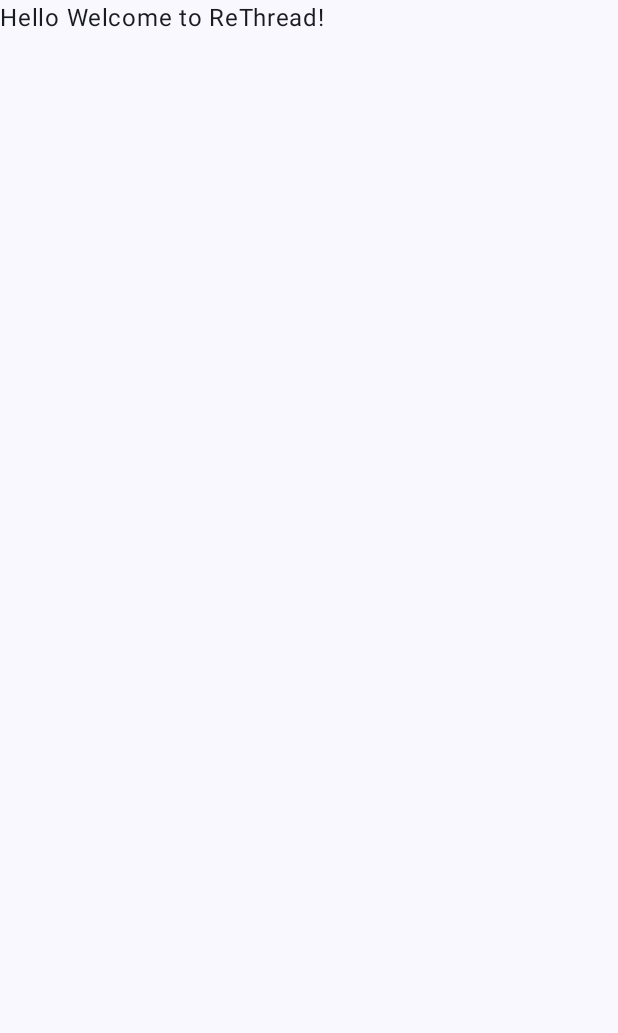
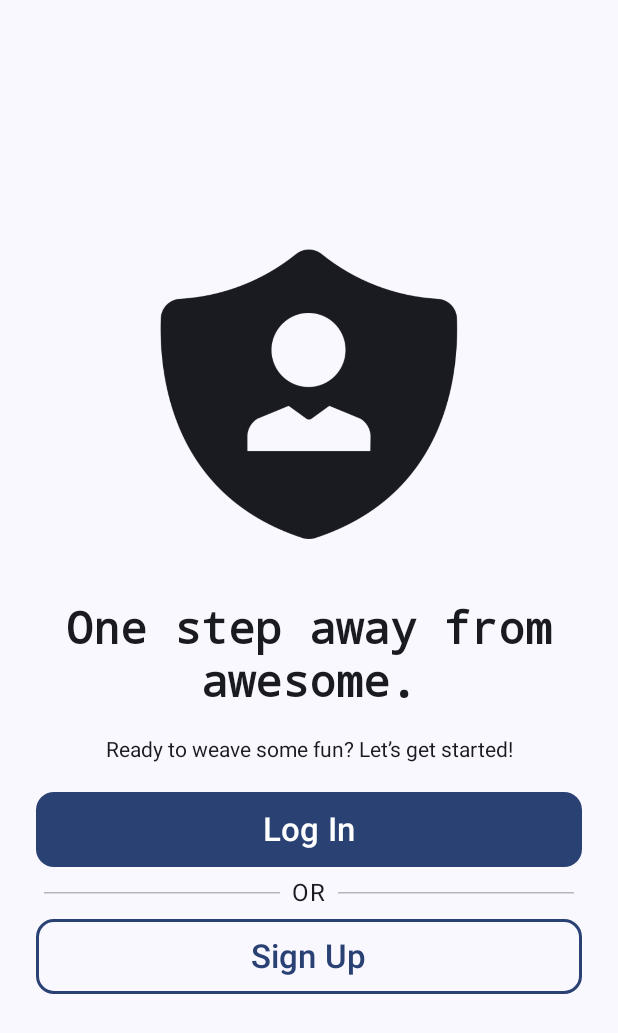
Before and after one commit to akshay-savaliya/ReThread, an Android app built with Jetpack Compose: the screen it shows after launch (MainActivity), on a phone screen of 412 x 824 dp. Before the commit the part shown is almost empty. Shown: the top 1033 px of the screen. Run offline under Robolectric (Android 15) with nearby library versions, the phone set to English and light mode, and no system bars.

Commit message:
feat: Implement navigation and auth screens
This commit introduces navigation functionality and the initial structure for authentication screens.

**Key Changes:**

*   **Navigation:**
    *   Added `NavGraph.kt` to define navigation routes and host.
    *   Defined `Routes.kt` for splash, auth, login, and register screens.
    *   Integrated `androidx.navigation:navigation-compose` dependency.
*   **Splash Screen:**
    *   Created `SplashScreen.kt` with a logo, text, and loading indicator.
    *   Includes animations for logo and text appearance.
    *   Navigates to the auth screen after a delay.
*   **Auth Screen:**
    *   Created `AuthScreen.kt` as the entry point for authentication.
    *   Displays a "profile authentication" icon and welcome messages.
    *   Provides "Log In" and "Sign Up" buttons that navigate to respective screens.
    *   Uses custom filled and outlined buttons.
    *   Includes a "DividerWithText" component.
*   **Login & Register Screens:**
    *   Created placeholder `LoginScreen.kt` and `RegisterScreen.kt`.
*   **Components:**
    *   Added `CustomButtons.kt` for reusable filled and outlined buttons with loading states.
    *   Added `DividerWithText.kt` for a horizontal divider with centered text.
*   **Assets:**
    *   Added `profile_authentication.png` and `splash_screen_banner.png`.
*   **Project Structure:**
    *   Moved `MainActivity.kt`, `Color.kt`, `Theme.kt`, and `Type.kt` into a `presentation` subpackage.
    *   Updated `AndroidManifest.xml` to reflect the `MainActivity` path change.

```diff
--- a/app/build.gradle.kts
+++ b/app/build.gradle.kts
@@ -56,4 +56,7 @@ dependencies {
     androidTestImplementation(libs.androidx.ui.test.junit4)
     debugImplementation(libs.androidx.ui.tooling)
     debugImplementation(libs.androidx.ui.test.manifest)
+
+    //    Navigation Compose
+    implementation(libs.androidx.navigation.compose)
 }
--- a/app/src/main/AndroidManifest.xml
+++ b/app/src/main/AndroidManifest.xml
@@ -13,7 +13,7 @@
         android:theme="@style/Theme.ReThread"
         tools:targetApi="31">
         <activity
-            android:name=".MainActivity"
+            android:name=".presentation.MainActivity"
             android:exported="true"
             android:label="@string/app_name"
             android:theme="@style/Theme.ReThread">
--- a/app/src/main/java/com/ags/rethread/MainActivity.kt
+++ b/app/src/main/java/com/ags/rethread/presentation/MainActivity.kt
@@ -1,4 +1,4 @@
-package com.ags.rethread
+package com.ags.rethread.presentation
 
 import android.os.Bundle
 import androidx.activity.ComponentActivity
@@ -7,11 +7,9 @@ import androidx.activity.enableEdgeToEdge
 import androidx.compose.foundation.layout.fillMaxSize
 import androidx.compose.foundation.layout.padding
 import androidx.compose.material3.Scaffold
-import androidx.compose.material3.Text
-import androidx.compose.runtime.Composable
 import androidx.compose.ui.Modifier
-import androidx.compose.ui.tooling.preview.Preview
-import com.ags.rethread.ui.theme.ReThreadTheme
+import com.ags.rethread.presentation.navigation.NavGraph
+import com.ags.rethread.presentation.theme.ReThreadTheme
 
 class MainActivity : ComponentActivity() {
     override fun onCreate(savedInstanceState: Bundle?) {
@@ -20,28 +18,9 @@ class MainActivity : ComponentActivity() {
         setContent {
             ReThreadTheme {
                 Scaffold(modifier = Modifier.fillMaxSize()) { innerPadding ->
-                    Greeting(
-                        name = "Welcome to ReThread",
-                        modifier = Modifier.padding(innerPadding)
-                    )
+                    NavGraph(modifier = Modifier.padding(innerPadding))
                 }
             }
         }
     }
 }
-
-@Composable
-fun Greeting(name: String, modifier: Modifier = Modifier) {
-    Text(
-        text = "Hello $name!",
-        modifier = modifier
-    )
-}
-
-@Preview(showBackground = true)
-@Composable
-fun GreetingPreview() {
-    ReThreadTheme {
-        Greeting("Welcome to ReThread")
-    }
-}
--- /dev/null
+++ b/app/src/main/java/com/ags/rethread/presentation/components/CustomButtons.kt
@@ -0,0 +1,94 @@
+package com.ags.rethread.presentation.components
+
+import androidx.compose.ui.graphics.Color
+import androidx.compose.foundation.BorderStroke
+import androidx.compose.foundation.layout.fillMaxWidth
+import androidx.compose.foundation.layout.height
+import androidx.compose.foundation.layout.size
+import androidx.compose.foundation.shape.RoundedCornerShape
+import androidx.compose.material3.Button
+import androidx.compose.material3.ButtonDefaults
+import androidx.compose.material3.CircularProgressIndicator
+import androidx.compose.material3.MaterialTheme
+import androidx.compose.material3.OutlinedButton
+import androidx.compose.material3.Text
+import androidx.compose.runtime.Composable
+import androidx.compose.ui.Modifier
+import androidx.compose.ui.text.font.FontWeight
+import androidx.compose.ui.unit.dp
+import androidx.compose.ui.unit.sp
+
+@Composable
+fun CustomFilledButton(
+    isLoading: Boolean,
+    text: String,
+    containerColor: Color = MaterialTheme.colorScheme.primary,
+    contentColor: Color = MaterialTheme.colorScheme.onPrimary,
+    onClick: () -> Unit
+) {
+    Button(
+        onClick = onClick,
+        enabled = !isLoading,
+        modifier = Modifier
+            .fillMaxWidth()
+            .height(50.dp),
+        shape = RoundedCornerShape(12.dp),
+        colors = ButtonDefaults.buttonColors(
+            containerColor = containerColor,
+            contentColor = contentColor,
+            disabledContainerColor = containerColor.copy(alpha = 0.6f),
+            disabledContentColor = contentColor.copy(alpha = 0.6f)
+        )
+    ) {
+        if (isLoading) {
+            CircularProgressIndicator(
+                color = contentColor,
+                strokeWidth = 2.dp,
+                modifier = Modifier.size(24.dp)
+            )
+        } else {
+            Text(
+                text = text,
+                fontSize = 22.sp,
+                fontWeight = FontWeight.SemiBold
+            )
+        }
+    }
+}
+
+@Composable
+fun CustomOutlinedButton(
+    isLoading: Boolean,
+    text: String,
+    borderColor: Color = MaterialTheme.colorScheme.primary,
+    contentColor: Color = MaterialTheme.colorScheme.primary,
+    onClick: () -> Unit
+) {
+    OutlinedButton(
+        onClick = onClick,
+        enabled = !isLoading,
+        modifier = Modifier
+            .fillMaxWidth()
+            .height(50.dp),
+        shape = RoundedCornerShape(12.dp),
+        border = BorderStroke(1.5.dp, borderColor),
+        colors = ButtonDefaults.outlinedButtonColors(
+            contentColor = contentColor,
+            disabledContentColor = contentColor.copy(alpha = 0.6f)
+        )
+    ) {
+        if (isLoading) {
+            CircularProgressIndicator(
+                color = contentColor,
+                strokeWidth = 2.dp,
+                modifier = Modifier.size(24.dp)
+            )
+        } else {
+            Text(
+                text = text,
+                fontSize = 22.sp,
+                fontWeight = FontWeight.SemiBold
+            )
+        }
+    }
+}
--- /dev/null
+++ b/app/src/main/java/com/ags/rethread/presentation/components/DividerWithText.kt
@@ -0,0 +1,38 @@
+package com.ags.rethread.presentation.components
+
+import androidx.compose.foundation.layout.Row
+import androidx.compose.foundation.layout.fillMaxWidth
+import androidx.compose.foundation.layout.padding
+import androidx.compose.material3.HorizontalDivider
+import androidx.compose.material3.MaterialTheme
+import androidx.compose.material3.Text
+import androidx.compose.runtime.Composable
+import androidx.compose.ui.Alignment
+import androidx.compose.ui.Modifier
+import androidx.compose.ui.unit.dp
+
+@Composable
+fun DividerWithText(
+    text: String
+) {
+    Row(
+        verticalAlignment = Alignment.CenterVertically,
+        modifier = Modifier
+            .fillMaxWidth()
+            .padding(5.dp)
+    ) {
+        HorizontalDivider(
+            modifier = Modifier.weight(1f),
+            thickness = 1.dp, color = MaterialTheme.colorScheme.onSurface.copy(alpha = 0.3f)
+        )
+        Text(
+            text = text,
+            modifier = Modifier.padding(horizontal = 8.dp),
+            color = MaterialTheme.colorScheme.onBackground
+        )
+        HorizontalDivider(
+            modifier = Modifier.weight(1f),
+            thickness = 1.dp, color = MaterialTheme.colorScheme.onSurface.copy(alpha = 0.3f)
+        )
+    }
+}
--- /dev/null
+++ b/app/src/main/java/com/ags/rethread/presentation/navigation/NavGraph.kt
@@ -0,0 +1,36 @@
+package com.ags.rethread.presentation.navigation
+
+import androidx.compose.runtime.Composable
+import androidx.compose.ui.Modifier
+import androidx.navigation.compose.NavHost
+import androidx.navigation.compose.composable
+import androidx.navigation.compose.rememberNavController
+import com.ags.rethread.presentation.screen.auth.AuthScreen
+import com.ags.rethread.presentation.screen.auth.LoginScreen
+import com.ags.rethread.presentation.screen.auth.RegisterScreen
+import com.ags.rethread.presentation.screen.splash.SplashScreen
+
+@Composable
+fun NavGraph(modifier: Modifier = Modifier) {
+
+    val navController = rememberNavController()
+
+    NavHost(navController = navController, startDestination = Routes.Splash.route) {
+
+        composable(route = Routes.Splash.route) {
+            SplashScreen(navController = navController)
+        }
+
+        composable(route = Routes.Auth.route) {
+            AuthScreen(navController = navController)
+        }
+
+        composable(route = Routes.Login.route) {
+            LoginScreen()
+        }
+
+        composable(route = Routes.Register.route) {
+            RegisterScreen()
+        }
+    }
+}
--- /dev/null
+++ b/app/src/main/java/com/ags/rethread/presentation/navigation/Routes.kt
@@ -0,0 +1,9 @@
+package com.ags.rethread.presentation.navigation
+
+sealed class Routes(val route: String) {
+
+    object Splash : Routes("splash_screen")
+    object Auth : Routes("auth_screen")
+    object Login : Routes("login_screen")
+    object Register : Routes("register_screen")
+}
--- /dev/null
+++ b/app/src/main/java/com/ags/rethread/presentation/screen/auth/AuthScreen.kt
@@ -0,0 +1,125 @@
+package com.ags.rethread.presentation.screen.auth
+
+import androidx.compose.foundation.layout.Arrangement
+import androidx.compose.foundation.layout.Column
+import androidx.compose.foundation.layout.Spacer
+import androidx.compose.foundation.layout.aspectRatio
+import androidx.compose.foundation.layout.fillMaxSize
+import androidx.compose.foundation.layout.fillMaxWidth
+import androidx.compose.foundation.layout.height
+import androidx.compose.foundation.layout.padding
+import androidx.compose.foundation.layout.size
+import androidx.compose.foundation.layout.systemBarsPadding
+import androidx.compose.foundation.rememberScrollState
+import androidx.compose.foundation.verticalScroll
+import androidx.compose.material3.Icon
+import androidx.compose.material3.MaterialTheme
+import androidx.compose.material3.Surface
+import androidx.compose.material3.Text
+import androidx.compose.runtime.Composable
+import androidx.compose.runtime.getValue
+import androidx.compose.runtime.mutableStateOf
+import androidx.compose.runtime.remember
+import androidx.compose.runtime.rememberCoroutineScope
+import androidx.compose.runtime.setValue
+import androidx.compose.ui.Alignment
+import androidx.compose.ui.Modifier
+import androidx.compose.ui.res.painterResource
+import androidx.compose.ui.text.TextStyle
+import androidx.compose.ui.text.font.FontFamily
+import androidx.compose.ui.text.font.FontWeight
+import androidx.compose.ui.text.style.TextAlign
+import androidx.compose.ui.unit.dp
+import androidx.compose.ui.unit.sp
+import androidx.navigation.NavHostController
+import com.ags.rethread.R
+import com.ags.rethread.presentation.components.CustomFilledButton
+import com.ags.rethread.presentation.components.CustomOutlinedButton
+import com.ags.rethread.presentation.components.DividerWithText
+import com.ags.rethread.presentation.navigation.Routes
+import kotlinx.coroutines.launch
+
+@Composable
+fun AuthScreen(navController: NavHostController) {
+
+    var isLoginLoading by remember { mutableStateOf(false) }
+    var isSignUpLoading by remember { mutableStateOf(false) }
+    val scope = rememberCoroutineScope()
+
+    Surface(
+        modifier = Modifier.fillMaxSize(),
+        color = MaterialTheme.colorScheme.background
+    ) {
+        Column(
+            modifier = Modifier
+                .fillMaxSize()
+                .padding(24.dp)
+                .verticalScroll(rememberScrollState()) // Enable scrolling
+                .systemBarsPadding(),
+            verticalArrangement = Arrangement.Center,
+            horizontalAlignment = Alignment.CenterHorizontally
+        ) {
+            Icon(
+                painter = painterResource(id = R.drawable.profile_authentication),
+                contentDescription = "profile authentication icon",
+                modifier = Modifier
+                    .size(200.dp)
+                    .aspectRatio(1f)
+            )
+
+            Spacer(modifier = Modifier.height(40.dp))
+
+            Text(
+                text = "One step away from awesome.",
+                style = TextStyle(
+                    fontSize = 30.sp,
+                    textAlign = TextAlign.Center,
+                    fontFamily = FontFamily.Monospace,
+                    fontWeight = FontWeight.SemiBold
+                ),
+                modifier = Modifier.fillMaxWidth(),
+            )
+
+            Spacer(modifier = Modifier.height(20.dp))
+
+            Text(
+                text = "Ready to weave some fun? Let’s get started!",
+                style = TextStyle(
+                    textAlign = TextAlign.Center
+                )
+            )
+
+            Spacer(modifier = Modifier.height(20.dp))
+
+            CustomFilledButton(
+                isLoading = isLoginLoading,
+                text = "Log In",
+                onClick = {
+                    isLoginLoading = true
+                    scope.launch {
+                        navController.navigate(Routes.Login.route) {
+                            launchSingleTop = true
+                            restoreState = true
+                        }
+                    }
+                }
+            )
+
+            DividerWithText("OR")
+
+            CustomOutlinedButton(
+                isLoading = isSignUpLoading,
+                text = "Sign Up",
+                onClick = {
+                    isSignUpLoading = true
+                    scope.launch {
+                        navController.navigate(Routes.Register.route) {
+                            launchSingleTop = true
+                            restoreState = true
+                        }
+                    }
+                }
+            )
+        }
+    }
+}
--- /dev/null
+++ b/app/src/main/java/com/ags/rethread/presentation/screen/auth/LoginScreen.kt
@@ -0,0 +1,20 @@
+package com.ags.rethread.presentation.screen.auth
+
+import androidx.compose.foundation.layout.Arrangement
+import androidx.compose.foundation.layout.Column
+import androidx.compose.foundation.layout.fillMaxSize
+import androidx.compose.material3.Text
+import androidx.compose.runtime.Composable
+import androidx.compose.ui.Alignment
+import androidx.compose.ui.Modifier
+
+@Composable
+fun LoginScreen() {
+    Column(
+        modifier = Modifier.fillMaxSize(),
+        horizontalAlignment = Alignment.CenterHorizontally,
+        verticalArrangement = Arrangement.Center
+    ) {
+        Text(text = "Login Screen")
+    }
+}
--- /dev/null
+++ b/app/src/main/java/com/ags/rethread/presentation/screen/auth/RegisterScreen.kt
@@ -0,0 +1,20 @@
+package com.ags.rethread.presentation.screen.auth
+
+import androidx.compose.foundation.layout.Arrangement
+import androidx.compose.foundation.layout.Column
+import androidx.compose.foundation.layout.fillMaxSize
+import androidx.compose.material3.Text
+import androidx.compose.runtime.Composable
+import androidx.compose.ui.Alignment
+import androidx.compose.ui.Modifier
+
+@Composable
+fun RegisterScreen() {
+    Column(
+        modifier = Modifier.fillMaxSize(),
+        horizontalAlignment = Alignment.CenterHorizontally,
+        verticalArrangement = Arrangement.Center
+    ) {
+        Text(text = "Register Screen")
+    }
+}
--- /dev/null
+++ b/app/src/main/java/com/ags/rethread/presentation/screen/splash/SplashScreen.kt
@@ -0,0 +1,84 @@
+package com.ags.rethread.presentation.screen.splash
+
+import androidx.compose.animation.core.Animatable
+import androidx.compose.animation.core.tween
+import androidx.compose.foundation.background
+import androidx.compose.foundation.layout.Arrangement
+import androidx.compose.foundation.layout.Box
+import androidx.compose.foundation.layout.Column
+import androidx.compose.foundation.layout.Spacer
+import androidx.compose.foundation.layout.fillMaxSize
+import androidx.compose.foundation.layout.height
+import androidx.compose.material3.CircularProgressIndicator
+import androidx.compose.material3.Icon
+import androidx.compose.material3.MaterialTheme
+import androidx.compose.material3.Text
+import androidx.compose.runtime.Composable
+import androidx.compose.runtime.LaunchedEffect
+import androidx.compose.runtime.remember
+import androidx.compose.ui.Alignment
+import androidx.compose.ui.Modifier
+import androidx.compose.ui.draw.alpha
+import androidx.compose.ui.res.painterResource
+import androidx.compose.ui.text.font.FontStyle
+import androidx.compose.ui.text.font.FontWeight
+import androidx.compose.ui.unit.dp
+import androidx.navigation.NavHostController
+import com.ags.rethread.R
+import com.ags.rethread.presentation.navigation.Routes
+import kotlinx.coroutines.delay
+
+@Composable
+fun SplashScreen(navController: NavHostController) {
+
+    val logoAlpha = remember { Animatable(0f) }
+    val textAlpha = remember { Animatable(0f) }
+
+    LaunchedEffect(Unit) {
+        logoAlpha.animateTo(1f, animationSpec = tween(800))
+        delay(300)
+        textAlpha.animateTo(1f, animationSpec = tween(800))
+
+        delay(1000L)
+
+        navController.navigate(Routes.Auth.route) {
+            popUpTo(Routes.Splash.route) { inclusive = true }
+            launchSingleTop = true
+        }
+    }
+
+    Box(
+        modifier = Modifier
+            .fillMaxSize()
+            .background(MaterialTheme.colorScheme.background),
+        contentAlignment = Alignment.Center
+    ) {
+        Column(
+            horizontalAlignment = Alignment.CenterHorizontally,
+            verticalArrangement = Arrangement.Center
+        ) {
+            Icon(
+                painter = painterResource(R.drawable.splash_screen_banner),
+                contentDescription = "ReThread Logo",
+                modifier = Modifier.alpha(logoAlpha.value),
+            )
+
+            Text(
+                text = "Rewind. Reconnect. ReThread.",
+                style = MaterialTheme.typography.titleLarge
+                    .copy(
+                        fontStyle = FontStyle.Italic,
+                        fontWeight = FontWeight.Bold,
+                        color = MaterialTheme.colorScheme.onBackground
+                    ),
+                modifier = Modifier.alpha(textAlpha.value)
+            )
+
+            Spacer(modifier = Modifier.height(100.dp))
+
+            CircularProgressIndicator(
+                color = MaterialTheme.colorScheme.primary
+            )
+        }
+    }
+}
--- a/app/src/main/java/com/ags/rethread/ui/theme/Color.kt
+++ b/app/src/main/java/com/ags/rethread/presentation/theme/Color.kt
@@ -1,4 +1,4 @@
-package com.ags.rethread.ui.theme
+package com.ags.rethread.presentation.theme
 
 import androidx.compose.ui.graphics.Color
 
--- a/app/src/main/java/com/ags/rethread/ui/theme/Theme.kt
+++ b/app/src/main/java/com/ags/rethread/presentation/theme/Theme.kt
@@ -1,6 +1,5 @@
-package com.ags.rethread.ui.theme
+package com.ags.rethread.presentation.theme
 
-import android.app.Activity
 import android.os.Build
 import androidx.compose.foundation.isSystemInDarkTheme
 import androidx.compose.material3.MaterialTheme
--- a/app/src/main/java/com/ags/rethread/ui/theme/Type.kt
+++ b/app/src/main/java/com/ags/rethread/presentation/theme/Type.kt
@@ -1,4 +1,4 @@
-package com.ags.rethread.ui.theme
+package com.ags.rethread.presentation.theme
 
 import androidx.compose.material3.Typography
 import androidx.compose.ui.text.TextStyle
--- a/gradle/libs.versions.toml
+++ b/gradle/libs.versions.toml
@@ -8,9 +8,11 @@ espressoCore = "3.6.1"
 lifecycleRuntimeKtx = "2.9.1"
 activityCompose = "1.10.1"
 composeBom = "2024.09.00"
+navigationCompose = "2.9.0"
 
 [libraries]
 androidx-core-ktx = { group = "androidx.core", name = "core-ktx", version.ref = "coreKtx" }
+androidx-navigation-compose = { module = "androidx.navigation:navigation-compose", version.ref = "navigationCompose" }
 junit = { group = "junit", name = "junit", version.ref = "junit" }
 androidx-junit = { group = "androidx.test.ext", name = "junit", version.ref = "junitVersion" }
 androidx-espresso-core = { group = "androidx.test.espresso", name = "espresso-core", version.ref = "espressoCore" }
```
Also changed, not shown: app/src/main/res/drawable/profile_authentication.png (added), app/src/main/res/drawable/splash_screen_banner.png (added).
